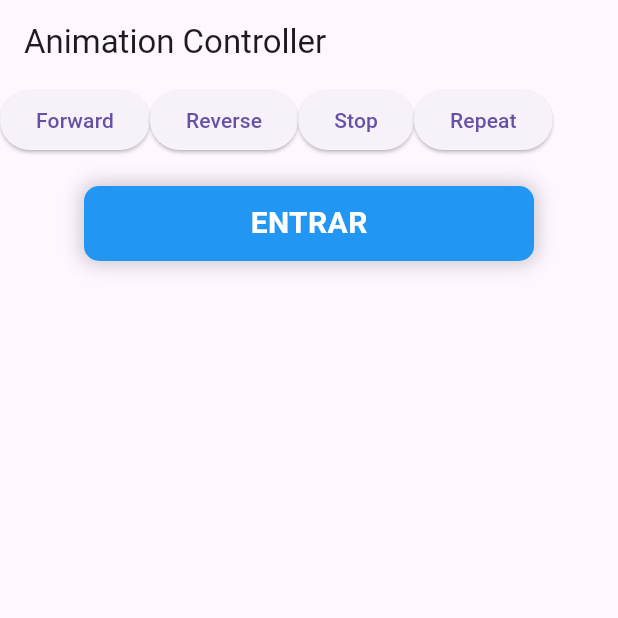
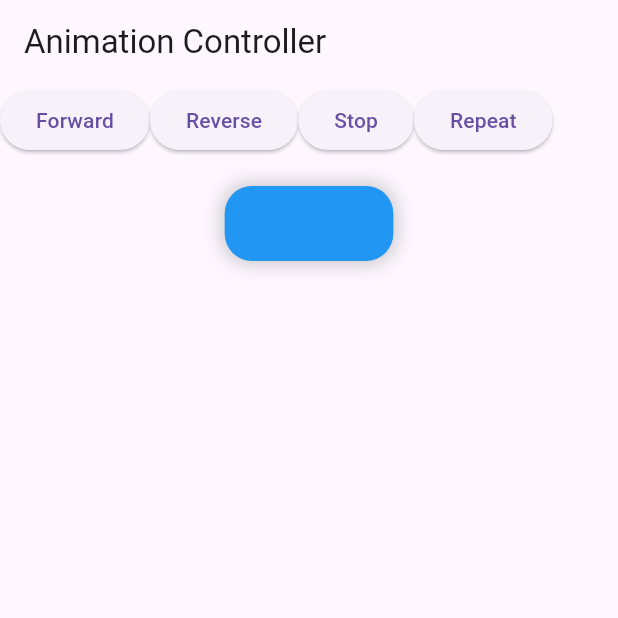
Before and after one commit to itajacybsd/animacaocontrolada, a Flutter app: the screen it shows after launch, after a tap on "Forward", on a phone screen of 412 x 824 dp, the top half of it. Run offline on Flutter 3.47's test engine with Material 3 defaults, Android fonts, the phone set to English and light mode, and no system bars.

Commit message:
passando o controller para o AnimatedButton

```diff
--- a/lib/main.dart
+++ b/lib/main.dart
@@ -20,8 +20,19 @@
 
 class _HomePageState extends State<HomePage>
     with SingleTickerProviderStateMixin {
+  late final AnimationController _animationController;
+
   // O controller depende de ações externas
   // e as açoes externas se assemelham a um player de audio/video
+
+  @override
+  void initState() {
+    super.initState();
+    _animationController = AnimationController(
+      duration: Duration(seconds: 2),
+      vsync: this,
+    );
+  }
 
   @override
   Widget build(BuildContext context) {
@@ -58,7 +69,7 @@
             ],
           ),
           const SizedBox(height: 20),
-          AnimatedButton(),
+          AnimatedButton(controller: _animationController),
         ],
       ),
     );
@@ -66,7 +77,8 @@
 }
 
 class AnimatedButton extends StatefulWidget {
-  const AnimatedButton({super.key});
+  final AnimationController controller;
+  const AnimatedButton({super.key, required this.controller});
 
   @override
   State<AnimatedButton> createState() => _AnimatedButtonState();
@@ -83,10 +95,11 @@
   @override
   void initState() {
     super.initState();
-    _animationController = AnimationController(
-      duration: Duration(seconds: 2),
-      vsync: this,
-    );
+    _animationController = widget.controller;
+    // _animationController = AnimationController(
+    //   duration: Duration(seconds: 2),
+    //   vsync: this,
+    // );
     _animationController.addListener(listener);
 
     // _widthAnimation = Tween<double>(
```
